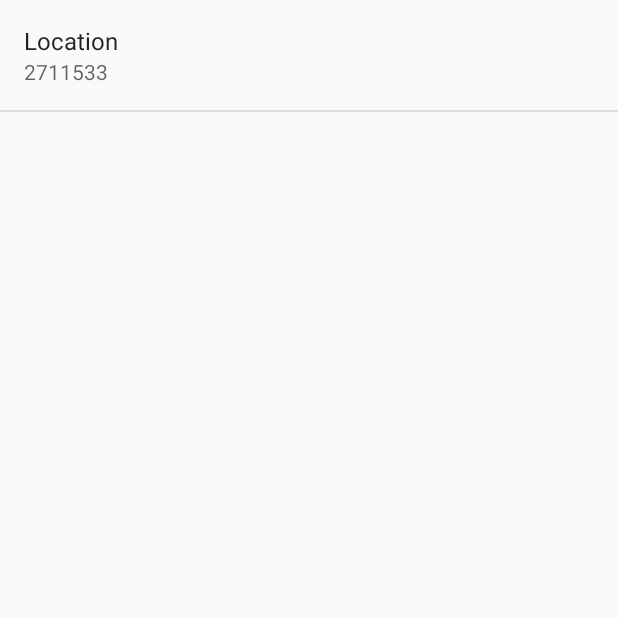
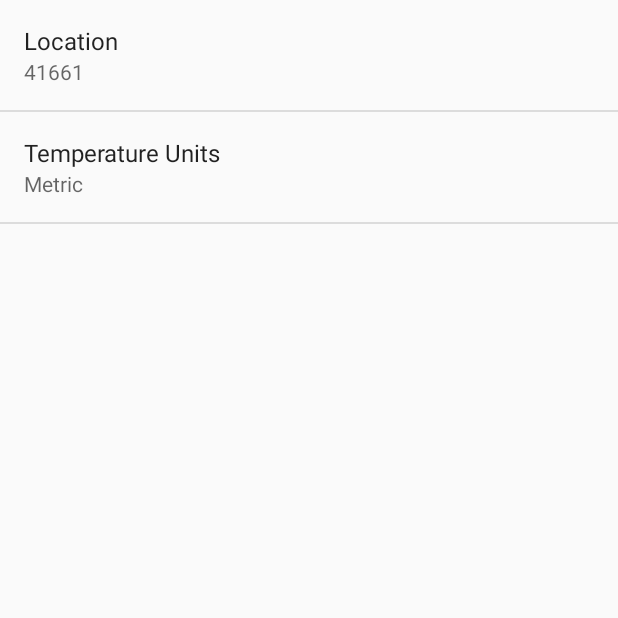
Before and after one commit to daniellAlgar/Sunshine, an Android app: the screen it shows after launch (SettingsActivity), in the options menu, after a tap on "Settings", on a phone screen of 412 x 824 dp, the top half of it. Run offline under Robolectric (Android 15) with nearby library versions, the phone set to English and light mode, and no system bars.

Commit message:
Settings now visually include ”Temperature Units”.

```diff
--- a/app/src/main/java/com/example/android/sunshine/app/ForecastFragment.java
+++ b/app/src/main/java/com/example/android/sunshine/app/ForecastFragment.java
@@ -46,8 +46,6 @@ import java.net.HttpURLConnection;
 import java.net.URL;
 import java.text.SimpleDateFormat;
 import java.util.ArrayList;
-import java.util.Arrays;
-import java.util.List;
 
 /**
  * Encapsulates fetching the forecast and displaying it as a {@link ListView} layout.
@@ -72,6 +70,18 @@ public class ForecastFragment extends Fragment {
         inflater.inflate(R.menu.forecastfragment, menu);
     }
 
+    private void updateWeather() {
+        // Fetch the stored location ID. Changable by the user through settings
+        SharedPreferences settings =
+                PreferenceManager.getDefaultSharedPreferences(
+                        getActivity().getApplicationContext());
+
+        String locationId = settings.getString(getString(R.string.pref_location_key),
+                getString(R.string.pref_default_location));
+
+        new FetchWeatherTask().execute(locationId);          // Göteborgs kommun: 2711533
+    }
+
     @Override
     public boolean onOptionsItemSelected(MenuItem item) {
         // Handle action bar item clicks here. The action bar will
@@ -79,16 +89,7 @@ public class ForecastFragment extends Fragment {
         // as you specify a parent activity in AndroidManifest.xml.
         int id = item.getItemId();
         if (id == R.id.action_refresh) {
-
-            // Fetch the stored location ID. Changable by the user through settings
-            SharedPreferences settings =
-                    PreferenceManager.getDefaultSharedPreferences(
-                            getActivity().getApplicationContext());
-
-            String locationId = settings.getString(getString(R.string.pref_location_key),
-                    getString(R.string.pref_default_location));
-
-            new FetchWeatherTask().execute(locationId);          // Göteborgs kommun: 2711533
+            updateWeather();
             return true;
         }
         return super.onOptionsItemSelected(item);
@@ -101,25 +102,25 @@ public class ForecastFragment extends Fragment {
         final String LOG_TAG = getClass().getSimpleName();
 
         // Create some dummy data for the ListView.  Here's a sample weekly forecast
-        String[] data = {
-                "Mon 6/23 - Sunny - 31/17",
-                "Tue 6/24 - Foggy - 21/8",
-                "Wed 6/25 - Cloudy - 22/17",
-                "Thurs 6/26 - Rainy - 18/11",
-                "Fri 6/27 - Foggy - 21/10",
-                "Sat 6/28 - TRAPPED IN WEATHERSTATION - 23/18",
-                "Sun 6/29 - Sunny - 20/7"
-        };
-        List<String> weekForecast = new ArrayList<String>(Arrays.asList(data));
+//        String[] data = {
+//                "Mon 6/23 - Sunny - 31/17",
+//                "Tue 6/24 - Foggy - 21/8",
+//                "Wed 6/25 - Cloudy - 22/17",
+//                "Thurs 6/26 - Rainy - 18/11",
+//                "Fri 6/27 - Foggy - 21/10",
+//                "Sat 6/28 - TRAPPED IN WEATHERSTATION - 23/18",
+//                "Sun 6/29 - Sunny - 20/7"
+//        };
+//        List<String> weekForecast = new ArrayList<String>(Arrays.asList(data));
 
         // Now that we have some dummy forecast data, create an ArrayAdapter.
         // The ArrayAdapter will take data from a source (like our dummy forecast) and
         // use it to populate the ListView it's attached to.
         mForecastAdapter = new ArrayAdapter<String>(
-                        getActivity(), // The current context (this activity)
-                        R.layout.list_item_forecast, // The name of the layout ID.
-                        R.id.list_item_forecast_textview, // The ID of the textview to populate.
-                        weekForecast);
+                getActivity(), // The current context (this activity)
+                R.layout.list_item_forecast, // The name of the layout ID.
+                R.id.list_item_forecast_textview, // The ID of the textview to populate.
+                new ArrayList<String>());
 
         View rootView = inflater.inflate(R.layout.fragment_main, container, false);
 
@@ -137,6 +138,12 @@ public class ForecastFragment extends Fragment {
         });
 
         return rootView;
+    }
+
+    @Override
+    public void onStart() {
+        super.onStart();
+        updateWeather();
     }
 
     public class FetchWeatherTask extends AsyncTask<String, Void, String[]> {
@@ -259,18 +266,19 @@ public class ForecastFragment extends Fragment {
             int numDays = 7;
 
             try {
-                // http://api.openweathermap.org/data/2.5/forecast/daily?id=2711533&
+                // http://api.openweathermap.org/data/2.5/forecast/daily?zip=41661,se&
                 // mode=json&units=metric&cnt=7&APPID=9935097084fa5906bb9d7306e77f889f
                 final String FORECAST_BASE_URL =
                         "http://api.openweathermap.org/data/2.5/forecast/daily?";
-                final String QUERY_PARAM = "id";
+                final String QUERY_PARAM = "zip";
                 final String FORMAT_PARAM = "mode";
                 final String UNITS_PARAM = "units";
                 final String DAYS_PARAM = "cnt";
                 final String APPID_PARAM = "APPID";
+                final String COUNTRY_CODE = "se";
 
                 Uri builtUri = Uri.parse(FORECAST_BASE_URL).buildUpon()
-                        .appendQueryParameter(QUERY_PARAM, params[0])
+                        .appendQueryParameter(QUERY_PARAM, params[0] + "," + COUNTRY_CODE)
                         .appendQueryParameter(FORMAT_PARAM, format)
                         .appendQueryParameter(UNITS_PARAM, units)
                         .appendQueryParameter(DAYS_PARAM, Integer.toString(numDays))
@@ -306,6 +314,8 @@ public class ForecastFragment extends Fragment {
                     return null;
                 }
                 forecastJsonStr = buffer.toString();
+                // TODO: {"cod":"404","message":"Error: Not found city"} returned on postal codes
+                // not found but ListView still contains the previous data and no info to the user
 
             } catch (IOException e) {
                 Log.e(LOG_TAG, "Error ", e);
--- a/app/src/main/java/com/example/android/sunshine/app/SettingsActivity.java
+++ b/app/src/main/java/com/example/android/sunshine/app/SettingsActivity.java
@@ -26,6 +26,7 @@ public class SettingsActivity extends PreferenceActivity
         // For all preferences, attach an OnPreferenceChangeListener so the UI summary can be
         // updated when the preference changes.
         bindPreferenceSummaryToValue(findPreference(getString(R.string.pref_location_key)));
+        bindPreferenceSummaryToValue(findPreference(getString(R.string.pref_units_key)));
     }
 
     /**
--- /dev/null
+++ b/app/src/main/res/values/arrays.xml
@@ -0,0 +1,12 @@
+<?xml version="1.0" encoding="utf-8"?>
+<resources>
+    <string-array name="pref_units_options">
+        <item>@string/pref_units_label_metric</item>
+        <item>@string/pref_units_label_imperial</item>
+    </string-array>
+
+    <string-array name="pref_units_values">
+        <item>@string/pref_units_metric</item>
+        <item>@string/pref_units_imperial</item>
+    </string-array>
+</resources>
--- a/app/src/main/res/values/strings.xml
+++ b/app/src/main/res/values/strings.xml
@@ -8,9 +8,17 @@
     <string name="title_activity_detail">DetailActivity</string>
     <string name="title_activity_settings">Settings</string>
 
-    <!--pref_general.xml        Göteborg: 2711533 -->
+    <!--pref_general.xml        Göteborg: 41661, Kiruna: 98138 -->
     <string name="pref_location_label">Location</string>
     <string name="pref_location_key" translatable="false">loc</string>
-    <string name="pref_default_location" translatable="false">2711533</string>
+    <string name="pref_default_location" translatable="false">41661</string>
+
+    <!--pref_general.xml ListPreference for "Temperature Units"-->
+    <string name="pref_units_label_metric">Metric</string>
+    <string name="pref_units_label_imperial">Imperial</string>
+    <string name="pref_units_metric" translatable="false">metric</string>
+    <string name="pref_units_imperial" translatable="false">imperial</string>
+    <string name="pref_units_key" translatable="false">units</string>
+    <string name="pref_units_title">Temperature Units</string>
 
 </resources>
--- a/app/src/main/res/xml/pref_general.xml
+++ b/app/src/main/res/xml/pref_general.xml
@@ -4,11 +4,17 @@
     android:layout_width="match_parent"
     android:layout_height="match_parent">
 
-
     <EditTextPreference
         android:title="@string/pref_location_label"
         android:key="@string/pref_location_key"
         android:defaultValue="@string/pref_default_location"
-        android:inputType="text"
+        android:inputType="number"
         android:singleLine="true"/>
+
+    <ListPreference
+        android:title="@string/pref_units_title"
+        android:key="@string/pref_units_key"
+        android:entries="@array/pref_units_options"
+        android:entryValues="@array/pref_units_values"
+        android:defaultValue="@string/pref_units_metric" />
 </PreferenceScreen>
```
